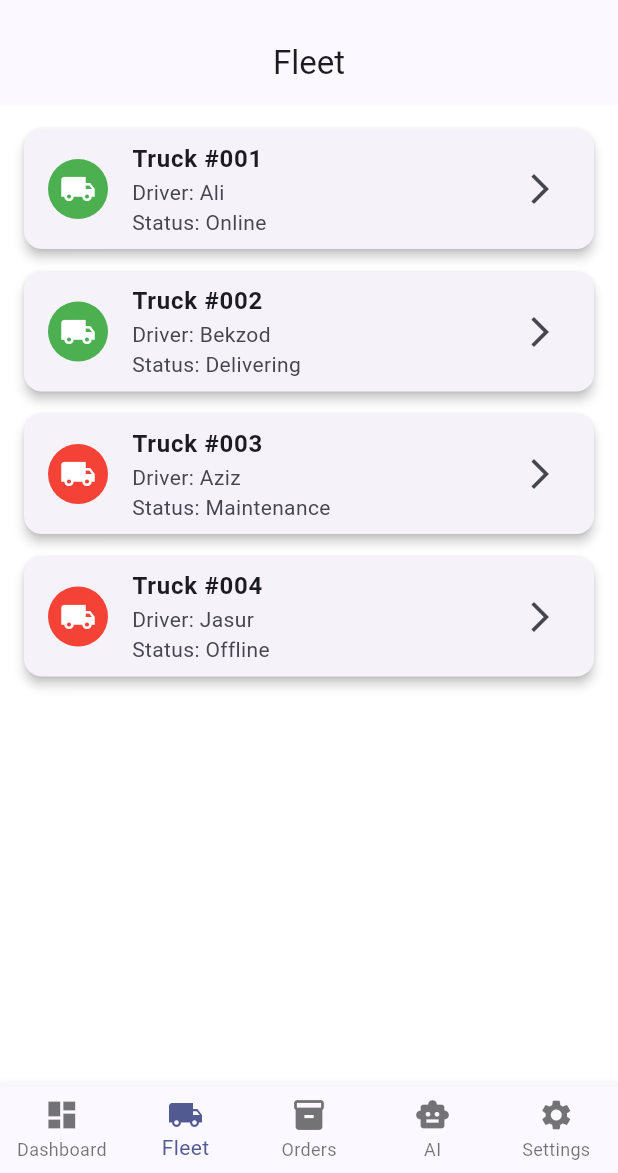
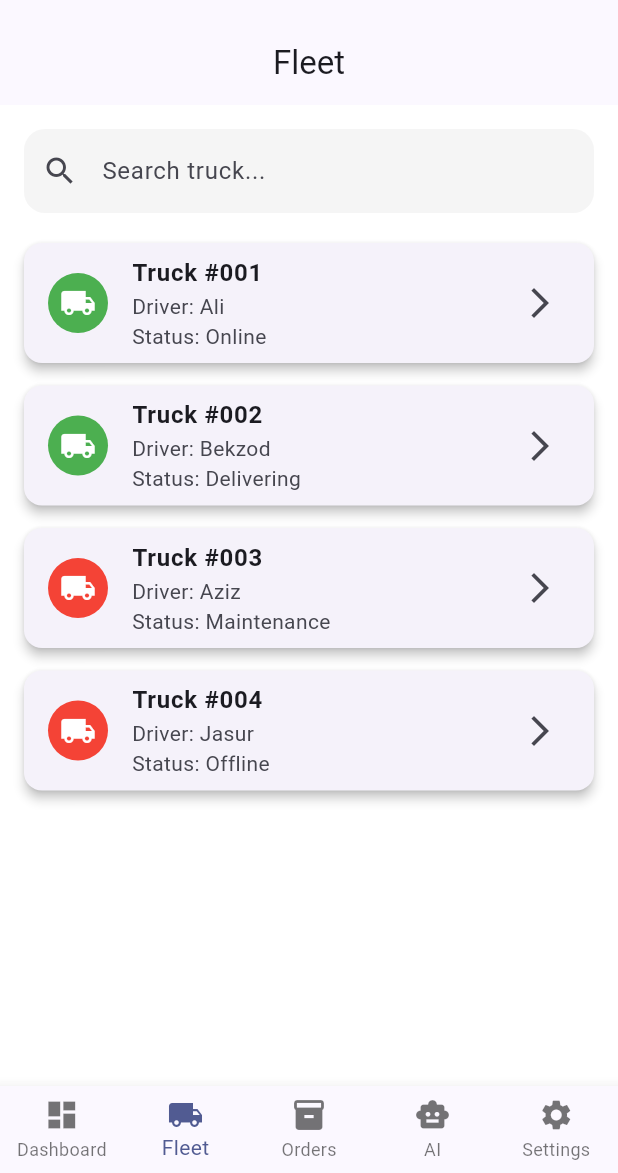
Before and after one commit to 43x5c6fvg7/Nobelion, a Flutter app: the screen it shows after launch, item 2 of the bottom bar chosen, on a phone screen of 412 x 824 dp, the part 63-1236 px from its top. Run offline on Flutter 3.47's test engine with Material 3 defaults, Android fonts, the phone set to English and light mode, and no system bars.

Commit message:
Sprint 5 Day 3 - Fleet search feature

```diff
--- a/lib/features/fleet/fleet_screen.dart
+++ b/lib/features/fleet/fleet_screen.dart
@@ -2,12 +2,41 @@ import 'package:flutter/material.dart';
 
 import '../../data/mock/truck_data.dart';
 import '../../models/truck.dart';
+import 'widgets/fleet_search.dart';
 import 'widgets/truck_card.dart';
 
-class FleetScreen extends StatelessWidget {
-  FleetScreen({super.key});
+class FleetScreen extends StatefulWidget {
+  const FleetScreen({super.key});
 
-  final List<Truck> trucks = truckData;
+  @override
+  State<FleetScreen> createState() => _FleetScreenState();
+}
+
+class _FleetScreenState extends State<FleetScreen> {
+  late List<Truck> trucks;
+  late List<Truck> filteredTrucks;
+
+  @override
+  void initState() {
+    super.initState();
+
+    trucks = List.from(truckData);
+    filteredTrucks = List.from(trucks);
+  }
+
+  void searchTruck(String query) {
+    setState(() {
+      if (query.isEmpty) {
+        filteredTrucks = List.from(trucks);
+      } else {
+        filteredTrucks = trucks.where((truck) {
+          return truck.id.toLowerCase().contains(query.toLowerCase()) ||
+              truck.driver.toLowerCase().contains(query.toLowerCase()) ||
+              truck.status.toLowerCase().contains(query.toLowerCase());
+        }).toList();
+      }
+    });
+  }
 
   @override
   Widget build(BuildContext context) {
@@ -15,16 +44,28 @@ class FleetScreen extends StatelessWidget {
       appBar: AppBar(
         title: const Text("Fleet"),
       ),
-      body: ListView.builder(
+      body: Padding(
         padding: const EdgeInsets.all(16),
-        itemCount: trucks.length,
-        itemBuilder: (context, index) {
-          final truck = trucks[index];
+        child: Column(
+          children: [
+            FleetSearch(
+              onChanged: searchTruck,
+            ),
 
-          return TruckCard(
-            truck: truck,
-          );
-        },
+            const SizedBox(height: 20),
+
+            Expanded(
+              child: ListView.builder(
+                itemCount: filteredTrucks.length,
+                itemBuilder: (context, index) {
+                  return TruckCard(
+                    truck: filteredTrucks[index],
+                  );
+                },
+              ),
+            ),
+          ],
+        ),
       ),
     );
   }
--- a/lib/features/fleet/widgets/fleet_search.dart
+++ b/lib/features/fleet/widgets/fleet_search.dart
@@ -0,0 +1,27 @@
+import 'package:flutter/material.dart';
+
+class FleetSearch extends StatelessWidget {
+  final ValueChanged<String> onChanged;
+
+  const FleetSearch({
+    super.key,
+    required this.onChanged,
+  });
+
+  @override
+  Widget build(BuildContext context) {
+    return TextField(
+      onChanged: onChanged,
+      decoration: InputDecoration(
+        hintText: "Search truck...",
+        prefixIcon: const Icon(Icons.search),
+        filled: true,
+        fillColor: Colors.grey.shade100,
+        border: OutlineInputBorder(
+          borderRadius: BorderRadius.circular(14),
+          borderSide: BorderSide.none,
+        ),
+      ),
+    );
+  }
+}
```
